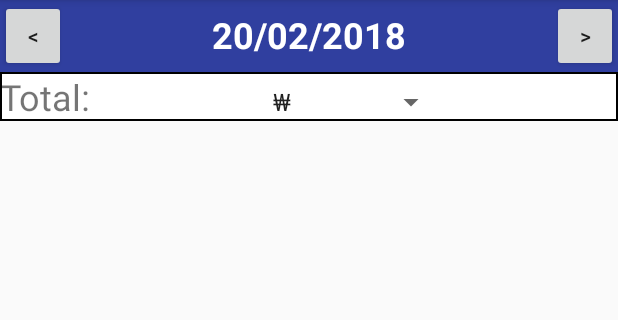
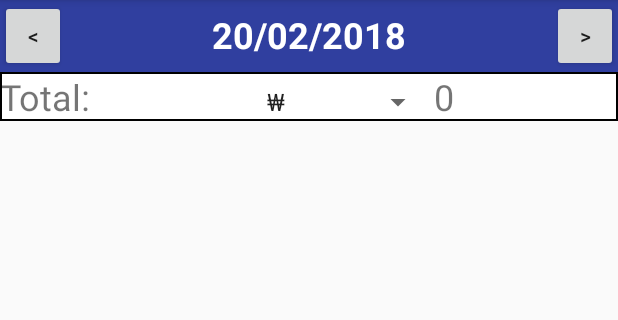
Before and after one commit to Shadow0144/BudgetTracker, an Android app: the screen it shows after launch (DayViewActivity), on a phone screen of 412 x 824 dp, the part 84-404 px from its top. Run offline under Robolectric (Android 15) with nearby library versions, the phone set to English and light mode, and no system bars; our stand-ins replace Room's generated code.

Commit message:
Fixed minor issue with first day not displaying total if no items were added yet

```diff
--- a/app/src/main/java/cc/corbin/budgettracker/DayViewActivity.java
+++ b/app/src/main/java/cc/corbin/budgettracker/DayViewActivity.java
@@ -87,6 +87,18 @@ public class DayViewActivity extends AppCompatActivity
                 this, android.R.layout.simple_spinner_item, Currencies.symbols);
         totalCurrencySpinner.setAdapter(spinnerArrayAdapter);
         totalCurrencySpinner.setSelection(Currencies.default_currency);
+
+        final TextView totalAmountTextView = findViewById(R.id.totalAmountTextView);
+        String cost;
+        if (Currencies.integer[totalCurrencySpinner.getSelectedItemPosition()])
+        {
+            cost = String.format("%.00f", 0.0f);
+        }
+        else
+        {
+            cost = String.format("%.02f", 0.0f);
+        }
+        totalAmountTextView.setText(cost);
 
         updateDay();
     }
```
